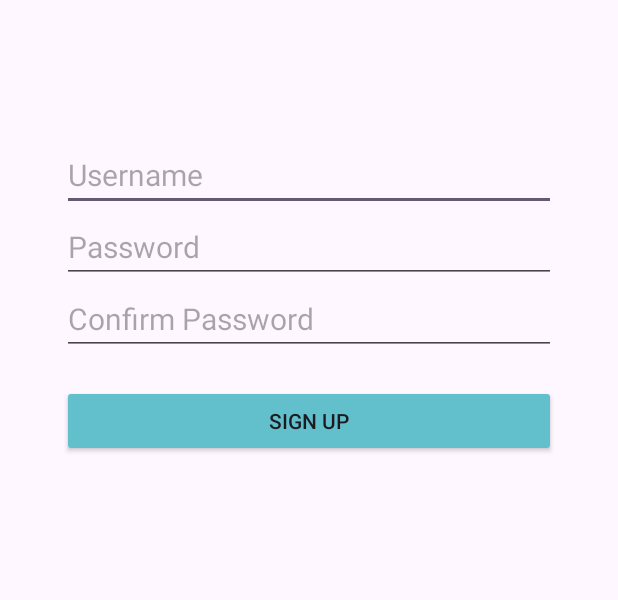
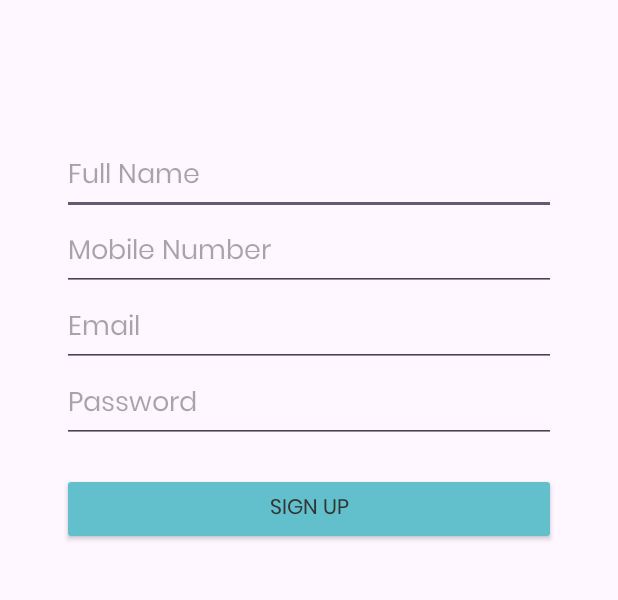
Before and after one commit to yyao0/eMarket, an Android app: the fragment SignupFragment shown on its own in the app's theme, on a phone screen of 412 x 824 dp, the part 417-1017 px from its top. Run offline under Robolectric (Android 15) with nearby library versions, the phone set to English and light mode, and no system bars.

Commit message:
update login and signup theme

```diff
--- a/app/src/main/java/com/example/emarket/presenter/MainPresenter.kt
+++ b/app/src/main/java/com/example/emarket/presenter/MainPresenter.kt
@@ -1,12 +1,7 @@
 package com.example.emarket.presenter
 
 import android.content.Context
-import android.content.Intent
-import androidx.appcompat.app.AppCompatActivity
-import androidx.core.content.ContextCompat.startActivity
 import com.example.emarket.utils.AppUtils
-import com.example.emarket.view.activity.LoginActivity
-import com.example.emarket.view.activity.SignupActivity
 
 class MainPresenter(private val view: MainContract.View, private val context: Context) : MainContract.Presenter {
     override fun activateSplashOnDestroy() {
--- a/app/src/main/java/com/example/emarket/view/fragment/SignupFragment.kt
+++ b/app/src/main/java/com/example/emarket/view/fragment/SignupFragment.kt
@@ -6,23 +6,34 @@ import android.view.LayoutInflater
 import android.view.View
 import android.view.ViewGroup
 import com.example.emarket.R
+import com.example.emarket.databinding.FragmentSignupBinding
+import com.example.emarket.presenter.SignupContract
+import com.example.emarket.presenter.SignupPresenter
+import com.example.emarket.utils.AppUtils
+import com.example.emarket.view.activity.MainActivity
 
 
+class SignupFragment : Fragment(), SignupContract.View {
 
-class SignupFragment : Fragment() {
+    private lateinit var binding: FragmentSignupBinding
+    private lateinit var presenter: SignupPresenter
 
 
-    override fun onCreate(savedInstanceState: Bundle?) {
-        super.onCreate(savedInstanceState)
-
-    }
 
     override fun onCreateView(
         inflater: LayoutInflater, container: ViewGroup?,
         savedInstanceState: Bundle?
     ): View? {
-        // Inflate the layout for this fragment
-        return inflater.inflate(R.layout.fragment_signup, container, false)
+        binding = FragmentSignupBinding.inflate(inflater, container, false)
+
+        presenter = SignupPresenter(view=this, context=requireContext())
+        return binding.root
+    }
+
+
+
+    override fun navigateToProfile() {
+        AppUtils.navigateToActivity(requireContext(), MainActivity::class.java)
     }
 
 
--- a/app/src/main/res/layout/fragment_intro_one.xml
+++ b/app/src/main/res/layout/fragment_intro_one.xml
@@ -22,7 +22,6 @@
         android:layout_height="wrap_content"
         android:gravity="center_horizontal"
         android:layout_marginTop="@dimen/intro_text_margin"
-        style="@style/IntroTitleText"
         android:text="@string/intro_free_shipping"
         android:textSize="@dimen/intro_card_font_size" />
 
--- a/app/src/main/res/layout/fragment_intro_three.xml
+++ b/app/src/main/res/layout/fragment_intro_three.xml
@@ -21,7 +21,6 @@
                 android:layout_height="wrap_content"
                 android:gravity="center_horizontal"
                 android:layout_marginTop="@dimen/intro_text_margin"
-                style="@style/IntroTitleText"
                 android:text="@string/intro_sale" />
 
 
--- a/app/src/main/res/layout/fragment_intro_two.xml
+++ b/app/src/main/res/layout/fragment_intro_two.xml
@@ -20,7 +20,6 @@
         android:layout_width="match_parent"
         android:layout_height="wrap_content"
         android:gravity="center_horizontal"
-        style="@style/IntroTitleText"
         android:layout_marginTop="@dimen/intro_text_margin"
         android:text="@string/intro_easy_payment"/>
 
--- a/app/src/main/res/layout/fragment_signup.xml
+++ b/app/src/main/res/layout/fragment_signup.xml
@@ -41,33 +41,43 @@
         android:id="@+id/et_username"
         android:layout_width="@dimen/auto_adjust"
         android:layout_height="wrap_content"
-        android:hint="@string/username"
-        android:textSize="20sp"
+        android:hint="@string/name"
+        android:textSize="@dimen/login_user_input"
         app:layout_constraintEnd_toEndOf="@id/guideline3"
         app:layout_constraintStart_toStartOf="@id/guideline1"
         app:layout_constraintTop_toBottomOf="@id/guideline4" />
+
+    <androidx.appcompat.widget.AppCompatEditText
+        android:id="@+id/et_mobile"
+        android:layout_width="@dimen/auto_adjust"
+        android:layout_height="wrap_content"
+        android:hint="@string/mobile"
+        android:textSize="@dimen/login_user_input"
+        android:inputType="textPassword"
+        app:layout_constraintEnd_toEndOf="@id/guideline3"
+        app:layout_constraintStart_toStartOf="@id/guideline1"
+        app:layout_constraintTop_toBottomOf="@id/et_username" />
+
+    <androidx.appcompat.widget.AppCompatEditText
+        android:id="@+id/et_email"
+        android:layout_width="@dimen/auto_adjust"
+        android:layout_height="wrap_content"
+        android:hint="@string/email"
+        android:textSize="@dimen/login_user_input"
+        app:layout_constraintEnd_toEndOf="@id/guideline3"
+        app:layout_constraintStart_toStartOf="@id/guideline1"
+        app:layout_constraintTop_toBottomOf="@id/et_mobile" />
 
     <androidx.appcompat.widget.AppCompatEditText
         android:id="@+id/et_password"
         android:layout_width="@dimen/auto_adjust"
         android:layout_height="wrap_content"
         android:hint="@string/password"
-        android:textSize="20sp"
+        android:textSize="@dimen/login_user_input"
         android:inputType="textPassword"
         app:layout_constraintEnd_toEndOf="@id/guideline3"
         app:layout_constraintStart_toStartOf="@id/guideline1"
-        app:layout_constraintTop_toBottomOf="@id/et_username" />
-
-    <androidx.appcompat.widget.AppCompatEditText
-        android:id="@+id/et_password2"
-        android:layout_width="@dimen/auto_adjust"
-        android:layout_height="wrap_content"
-        android:hint="@string/password2"
-        android:textSize="20sp"
-        android:inputType="textPassword"
-        app:layout_constraintEnd_toEndOf="@id/guideline3"
-        app:layout_constraintStart_toStartOf="@id/guideline1"
-        app:layout_constraintTop_toBottomOf="@id/et_password" />
+        app:layout_constraintTop_toBottomOf="@id/et_email" />
 
     <androidx.appcompat.widget.AppCompatButton
         android:id="@+id/btn_signup"
@@ -76,7 +86,7 @@
         android:text="@string/signup"
         android:layout_marginVertical="@dimen/login_button_margin"
         android:backgroundTint="@color/theme"
-        app:layout_constraintTop_toBottomOf="@id/et_password2"
+        app:layout_constraintTop_toBottomOf="@id/et_password"
         app:layout_constraintStart_toStartOf="@id/guideline1"
         app:layout_constraintEnd_toEndOf="@id/guideline3"/>
 
--- a/app/src/main/res/values-land/strings.xml
+++ b/app/src/main/res/values-land/strings.xml
@@ -1,3 +1,5 @@
 <?xml version="1.0" encoding="utf-8"?>
 <resources>
+    <string name="mobile">Mobile Number</string>
+    <string name="email">Email</string>
 </resources>
--- a/app/src/main/res/values-night/dimens.xml
+++ b/app/src/main/res/values-night/dimens.xml
@@ -1,3 +1,4 @@
 <?xml version="1.0" encoding="utf-8"?>
 <resources>
+    <dimen name="login_user_input">18sp</dimen>
 </resources>
--- a/app/src/main/res/values-night/strings.xml
+++ b/app/src/main/res/values-night/strings.xml
@@ -1,3 +1,5 @@
 <?xml version="1.0" encoding="utf-8"?>
 <resources>
+    <string name="mobile">Mobile Number</string>
+    <string name="email">Email</string>
 </resources>
--- a/app/src/main/res/values-v23/strings.xml
+++ b/app/src/main/res/values-v23/strings.xml
@@ -1,3 +1,5 @@
 <?xml version="1.0" encoding="utf-8"?>
 <resources>
+    <string name="mobile">Mobile Number</string>
+    <string name="email">Email</string>
 </resources>
--- a/app/src/main/res/values-w1240dp/strings.xml
+++ b/app/src/main/res/values-w1240dp/strings.xml
@@ -1,3 +1,5 @@
 <?xml version="1.0" encoding="utf-8"?>
 <resources>
+    <string name="mobile">Mobile Number</string>
+    <string name="email">Email</string>
 </resources>
--- a/app/src/main/res/values-w600dp/strings.xml
+++ b/app/src/main/res/values-w600dp/strings.xml
@@ -1,3 +1,5 @@
 <?xml version="1.0" encoding="utf-8"?>
 <resources>
+    <string name="mobile">Mobile Number</string>
+    <string name="email">Email</string>
 </resources>
--- a/app/src/main/res/values/colors.xml
+++ b/app/src/main/res/values/colors.xml
@@ -3,4 +3,5 @@
     <color name="black">#FF000000</color>
     <color name="white">#FFFFFFFF</color>
     <color name="theme">#62C0CC</color>
+    <color name="default_text_color">#333333</color>
 </resources>
--- a/app/src/main/res/values/dimens.xml
+++ b/app/src/main/res/values/dimens.xml
@@ -12,6 +12,7 @@
     <dimen name="intro_image_width">400dp</dimen>
     <dimen name="intro_image_height">300dp</dimen>
     <dimen name="intro_text_margin">50dp</dimen>
+    <dimen name="login_user_input">18sp</dimen>
     <item name="guideline_start" type="dimen" format="float">0.1</item>
     <item name="guideline_end" type="dimen" format="float">0.9</item>
     <item name="ratio_two_third" type="dimen" format="float">0.6</item>
--- a/app/src/main/res/values/strings.xml
+++ b/app/src/main/res/values/strings.xml
@@ -57,4 +57,7 @@
     <string name="intro_free_shipping">FREE SHIPPING</string>
     <string name="intro_easy_payment">EASY PAY</string>
     <string name="intro_sale">MEGA SALE</string>
+    <string name="name">Full Name</string>
+    <string name="mobile">Mobile Number</string>
+    <string name="email">Email</string>
 </resources>
--- a/app/src/main/res/values/themes.xml
+++ b/app/src/main/res/values/themes.xml
@@ -1,16 +1,15 @@
 <resources xmlns:tools="http://schemas.android.com/tools">
     <!-- Base application theme. -->
     <style name="Base.Theme.EMarket" parent="Theme.Material3.DayNight.NoActionBar">
-        <!-- Customize your light theme here. -->
-        <!-- <item name="colorPrimary">@color/my_light_primary</item> -->
+        <item name="android:fontFamily">@font/poppins_regular</item>
+        <item name="colorPrimary">@color/theme</item>
+        <item name="android:textColorPrimary">@color/default_text_color</item>
+        <item name="android:windowFullscreen">true</item>
+        <item name="windowNoTitle">true</item>
     </style>
 
     <style name="Theme.EMarket" parent="Base.Theme.EMarket" />
 
 
-    <style name="IntroTitleText" parent="TextAppearance.AppCompat.Large">
-        <item name="android:textSize">24sp</item>
-        <item name="android:textColor">#333333</item>
-        <item name="android:textStyle">bold</item>
-    </style>
+
 </resources>
```
Also changed, not shown: app/src/main/java/com/example/emarket/model/remote/VolleyHandler.kt (+9 -57 lines), app/src/main/java/com/example/emarket/utils/AppUtils.kt (+9 -0 lines), app/src/main/java/com/example/emarket/view/activity/LoginActivity.kt (+4 -3 lines), app/src/main/res/layout/activity_login.xml (+6 -6 lines).
